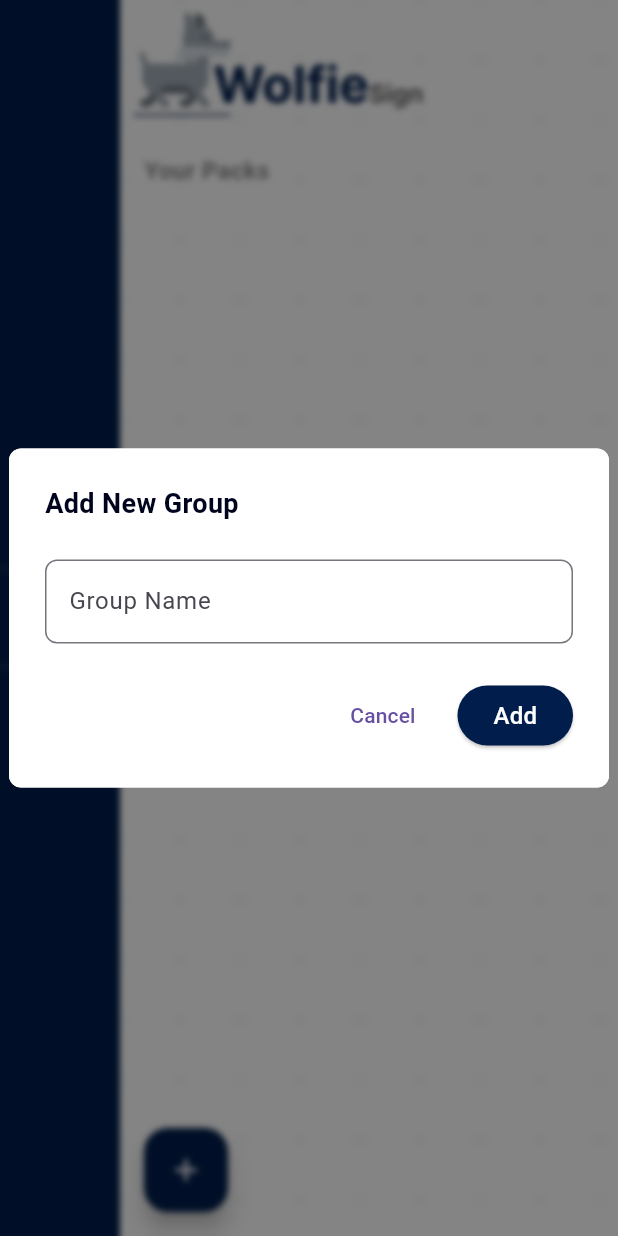
After one commit to MrHup/WolfieSign, a Flutter app: the HomePage screen opened by its route, after a tap on the "group" icon, after a tap on the "add" icon, on a phone screen of 412 x 824 dp. The commit adds this screen. Run offline on Flutter 3.47's test engine with Material 3 defaults, Android fonts, the phone set to English and light mode, and no system bars; drawn by our look-alikes of loader_overlay; our stand-ins replace cloud_firestore, firebase_auth, firebase_core, get, logger, rive; accounts and stored records are empty; generated files the repository leaves out were written again.

Commit message:
Add group creation logic and introduce modal overlay

```diff
--- /dev/null
+++ b/lib/ui/groups/add_group_modal.dart
@@ -0,0 +1,68 @@
+import 'package:flutter/material.dart';
+import 'package:wolfie_sign/utils/app_colors.dart';
+import 'package:wolfie_sign/utils/app_text_styles.dart';
+
+class AddGroupModal extends StatelessWidget {
+  final TextEditingController nameController;
+  final VoidCallback onAdd;
+  final VoidCallback onCancel;
+
+  const AddGroupModal({
+    required this.nameController,
+    required this.onAdd,
+    required this.onCancel,
+    Key? key,
+  }) : super(key: key);
+
+  @override
+  Widget build(BuildContext context) {
+    return Center(
+      child: Material(
+        borderRadius: BorderRadius.circular(8),
+        child: Container(
+          constraints: const BoxConstraints(maxWidth: 400),
+          padding: const EdgeInsets.all(24),
+          decoration: BoxDecoration(
+            color: Colors.white,
+            borderRadius: BorderRadius.circular(8),
+          ),
+          child: Column(
+            mainAxisSize: MainAxisSize.min,
+            crossAxisAlignment: CrossAxisAlignment.start,
+            children: [
+              const Text('Add New Group', style: AppTextStyles.cardTitle),
+              const SizedBox(height: 24),
+              TextField(
+                controller: nameController,
+                decoration: InputDecoration(
+                  hintText: 'Group Name',
+                  border: OutlineInputBorder(
+                    borderRadius: BorderRadius.circular(8),
+                  ),
+                ),
+              ),
+              const SizedBox(height: 24),
+              Row(
+                mainAxisAlignment: MainAxisAlignment.end,
+                children: [
+                  TextButton(
+                    onPressed: onCancel,
+                    child: const Text('Cancel'),
+                  ),
+                  const SizedBox(width: 16),
+                  ElevatedButton(
+                    onPressed: onAdd,
+                    style: ElevatedButton.styleFrom(
+                      backgroundColor: AppColors.primaryColor,
+                    ),
+                    child: const Text('Add', style: AppTextStyles.body),
+                  ),
+                ],
+              ),
+            ],
+          ),
+        ),
+      ),
+    );
+  }
+}
--- a/lib/ui/groups/groups_controller.dart
+++ b/lib/ui/groups/groups_controller.dart
@@ -1,6 +1,11 @@
+import 'dart:ui';
+
+import 'package:flutter/material.dart';
 import 'package:get/get.dart';
 import 'package:cloud_firestore/cloud_firestore.dart';
 import 'package:firebase_auth/firebase_auth.dart';
+import 'package:wolfie_sign/ui/groups/add_group_modal.dart';
+import 'package:wolfie_sign/utils/app_colors.dart';
 import 'package:wolfie_sign/utils/logger.dart';
 
 class GroupsController extends GetxController {
@@ -9,11 +14,59 @@ class GroupsController extends GetxController {
 
   final _firestore = FirebaseFirestore.instance;
   final _auth = FirebaseAuth.instance;
+  final nameController = TextEditingController();
 
   @override
   void onInit() {
     super.onInit();
     _listenToGroups();
+  }
+
+  @override
+  void onClose() {
+    nameController.dispose();
+    super.onClose();
+  }
+
+  void showAddGroupModal() {
+    nameController.clear();
+    Get.dialog(
+      BackdropFilter(
+        filter: ImageFilter.blur(sigmaX: 2, sigmaY: 2),
+        child: Container(
+          color: AppColors.backdropColor,
+          child: AddGroupModal(
+            nameController: nameController,
+            onAdd: () => _addNewGroup(),
+            onCancel: () => Get.back(),
+          ),
+        ),
+      ),
+      barrierColor: Colors.transparent,
+    );
+  }
+
+  Future<void> _addNewGroup() async {
+    if (nameController.text.isEmpty) return;
+
+    final userId = _auth.currentUser?.uid;
+    if (userId == null) return;
+
+    final newGroup = {
+      'id': DateTime.now().millisecondsSinceEpoch.toString(),
+      'name': nameController.text,
+      'members': [],
+    };
+
+    try {
+      final docRef = _firestore.collection('email-list').doc(userId);
+      await docRef.update({
+        'groups': FieldValue.arrayUnion([newGroup])
+      });
+      Get.back();
+    } catch (e) {
+      logger.e('Error adding group: $e');
+    }
   }
 
   void _listenToGroups() {
--- a/lib/ui/groups/groups_page.dart
+++ b/lib/ui/groups/groups_page.dart
@@ -3,13 +3,16 @@ import 'package:get/get.dart';
 import 'package:wolfie_sign/ui/groups/group_card.dart';
 import 'package:wolfie_sign/ui/groups/groups_controller.dart';
 import 'package:wolfie_sign/utils/app_text_styles.dart';
+import 'package:wolfie_sign/utils/app_colors.dart';
 
 class GroupsPage extends GetView<GroupsController> {
   const GroupsPage({super.key});
 
   @override
   Widget build(BuildContext context) {
-    return Padding(
+    return Stack(
+      children: [
+        Padding(
           padding: const EdgeInsets.all(16.0),
           child: Column(
             crossAxisAlignment: CrossAxisAlignment.start,
@@ -19,7 +22,8 @@ class GroupsPage extends GetView<GroupsController> {
               Expanded(
                 child: Obx(
                   () => GridView.builder(
-                gridDelegate: const SliverGridDelegateWithFixedCrossAxisCount(
+                    gridDelegate:
+                        const SliverGridDelegateWithFixedCrossAxisCount(
                       crossAxisCount: 4,
                       crossAxisSpacing: 16,
                       mainAxisSpacing: 16,
@@ -39,6 +43,17 @@ class GroupsPage extends GetView<GroupsController> {
               ),
             ],
           ),
+        ),
+        Positioned(
+          left: 16,
+          bottom: 16,
+          child: FloatingActionButton(
+            onPressed: controller.showAddGroupModal,
+            backgroundColor: AppColors.primaryColor,
+            child: const Icon(Icons.add, color: Colors.white),
+          ),
+        ),
+      ],
     );
   }
 }
```
Lines whose indentation alone changed are shown as unchanged.
